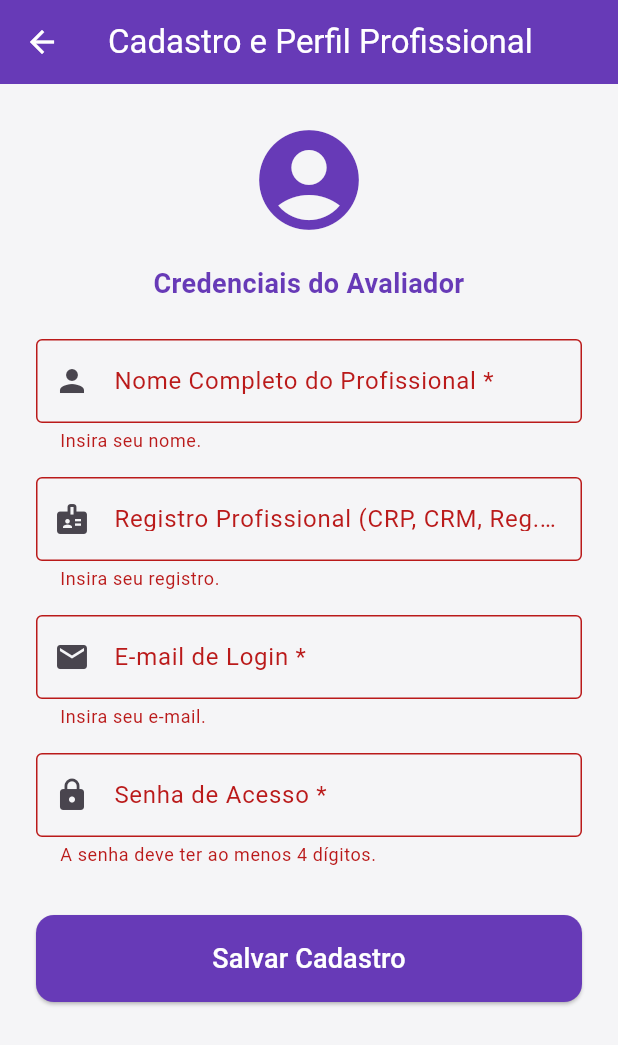
After one commit to valdecir12024/meu_app_codemagic, a Flutter app: the TelaPerfil screen opened directly, after a tap on "Salvar Cadastro", on a phone screen of 412 x 824 dp. The commit adds this screen. Shown: the top 1045 px of the screen. Run offline on Flutter 3.47's test engine with Material 3 defaults, Android fonts, the phone set to English and light mode, and no system bars; our stand-ins replace pdf, printing, share_plus, shared_preferences; accounts and stored records are empty.

Commit message:
feat: implementado perfil profissional com cadastro de credenciais locais de acesso

```diff
--- /dev/null
+++ b/lib/telas/tela_perfil.dart
@@ -0,0 +1,135 @@
+import 'package:flutter/material.dart';
+import 'package:shared_preferences/shared_preferences.dart';
+
+class TelaPerfil extends StatefulWidget {
+  const TelaPerfil({super.key});
+
+  @override
+  State<TelaPerfil> createState() => _TelaPerfilState();
+}
+
+class _TelaPerfilState extends State<TelaPerfil> {
+  final _formKey = GlobalKey<FormState>();
+  final _nomeController = TextEditingController();
+  final _registroController = TextEditingController();
+  final _emailController = TextEditingController();
+  final _senhaController = TextEditingController();
+  bool _carregando = true;
+
+  @override
+  void initState() {
+    super.initState();
+    _carregarDadosPerfil();
+  }
+
+  Future<void> _carregarDadosPerfil() async {
+    final prefs = await SharedPreferences.getInstance();
+    setState(() {
+      _nomeController.text = prefs.getString('prof_nome') ?? '';
+      _registroController.text = prefs.getString('prof_registro') ?? '';
+      _emailController.text = prefs.getString('prof_email') ?? '';
+      _senhaController.text = prefs.getString('prof_senha') ?? '';
+      _carregando = false;
+    });
+  }
+
+  Future<void> _salvarDadosPerfil() async {
+    if (_formKey.currentState!.validate()) {
+      final prefs = await SharedPreferences.getInstance();
+      await prefs.setString('prof_nome', _nomeController.text);
+      await prefs.setString('prof_registro', _registroController.text);
+      await prefs.setString('prof_email', _emailController.text);
+      await prefs.setString('prof_senha', _senhaController.text);
+
+      if (mounted) {
+        ScaffoldMessenger.of(context).showSnackBar(
+          const SnackBar(content: Text('Credenciais e dados salvos com sucesso no aparelho!')),
+        );
+      }
+    }
+  }
+  @override
+  Widget build(BuildContext context) {
+    return Scaffold(
+      backgroundColor: const Color(0xFFF5F5F7),
+      appBar: AppBar(
+        title: const Text('Cadastro e Perfil Profissional'),
+        backgroundColor: Colors.deepPurple,
+        foregroundColor: Colors.white,
+      ),
+      body: _carregando
+          ? const Center(child: CircularProgressIndicator(color: Colors.deepPurple))
+          : SingleChildScrollView(
+              padding: const EdgeInsets.all(24.0),
+              child: Form(
+                key: _formKey,
+                child: Column(
+                  crossAxisAlignment: CrossAxisAlignment.stretch,
+                  children: [
+                    const Icon(Icons.account_circle, size: 80, color: Colors.deepPurple),
+                    const SizedBox(height: 16),
+                    const Text(
+                      'Credenciais do Avaliador',
+                      textAlign: TextAlign.center,
+                      style: TextStyle(fontSize: 18, fontWeight: FontWeight.bold, color: Colors.deepPurple),
+                    ),
+                    const SizedBox(height: 24),
+                    TextFormField(
+                      controller: _nomeController,
+                      decoration: const InputDecoration(
+                        labelText: 'Nome Completo do Profissional *',
+                        border: OutlineInputBorder(),
+                        prefixIcon: Icon(Icons.person),
+                      ),
+                      validator: (value) => value == null || value.trim().isEmpty ? 'Insira seu nome.' : null,
+                    ),
+                    const SizedBox(height: 16),
+                    TextFormField(
+                      controller: _registroController,
+                      decoration: const InputDecoration(
+                        labelText: 'Registro Profissional (CRP, CRM, Reg. Professor) *',
+                        border: OutlineInputBorder(),
+                        prefixIcon: Icon(Icons.badge),
+                      ),
+                      validator: (value) => value == null || value.trim().isEmpty ? 'Insira seu registro.' : null,
+                    ),
+                    const SizedBox(height: 16),
+                    TextFormField(
+                      controller: _emailController,
+                      keyboardType: TextInputType.emailAddress,
+                      decoration: const InputDecoration(
+                        labelText: 'E-mail de Login *',
+                        border: OutlineInputBorder(),
+                        prefixIcon: Icon(Icons.email),
+                      ),
+                      validator: (value) => value == null || value.trim().isEmpty ? 'Insira seu e-mail.' : null,
+                    ),
+                    const SizedBox(height: 16),
+                    TextFormField(
+                      controller: _senhaController,
+                      obscureText: true,
+                      decoration: const InputDecoration(
+                        labelText: 'Senha de Acesso *',
+                        border: OutlineInputBorder(),
+                        prefixIcon: Icon(Icons.lock),
+                      ),
+                      validator: (value) => value == null || value.trim().length < 4 ? 'A senha deve ter ao menos 4 dígitos.' : null,
+                    ),
+                    const SizedBox(height: 32),
+                    ElevatedButton(
+                      onPressed: _salvarDadosPerfil,
+                      style: ElevatedButton.styleFrom(
+                        backgroundColor: Colors.deepPurple,
+                        foregroundColor: Colors.white,
+                        padding: const EdgeInsets.symmetric(vertical: 16),
+                        shape: RoundedRectangleBorder(borderRadius: BorderRadius.circular(12)),
+                      ),
+                      child: const Text('Salvar Cadastro', style: TextStyle(fontSize: 18)),
+                    ),
+                  ],
+                ),
+              ),
+            ),
+    );
+  }
+}
--- a/lib/telas/tela_principal.dart
+++ b/lib/telas/tela_principal.dart
@@ -2,6 +2,7 @@ import 'package:flutter/material.dart';
 import 'tela_questionario.dart';
 import 'tela_manual.dart'; // Mantém o import correto do guia técnico
 import 'tela_identificacao.dart'; // <- Linha adicionada aqui
+import 'tela_perfil.dart';
 
 class TelaPrincipal extends StatelessWidget {
   const TelaPrincipal({super.key});
@@ -20,6 +21,16 @@ class TelaPrincipal extends StatelessWidget {
           automaticallyImplyLeading: false,
           // AMARRAÇÃO CORRIGIDA: Botões superiores totalmente alinhados e fechados
           actions: [
+            IconButton(
+              icon: const Icon(Icons.person),
+              tooltip: 'Meu Perfil',
+              onPressed: () {
+                Navigator.push(
+                  context,
+                  MaterialPageRoute(builder: (context) => const TelaPerfil()),
+                );
+              },
+            ),
             IconButton(
               icon: const Icon(Icons.menu_book),
               tooltip: 'Guia Técnico',
```
